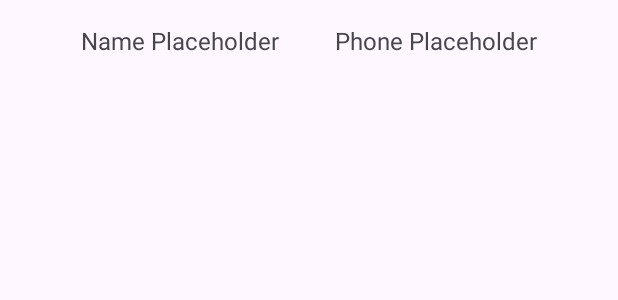
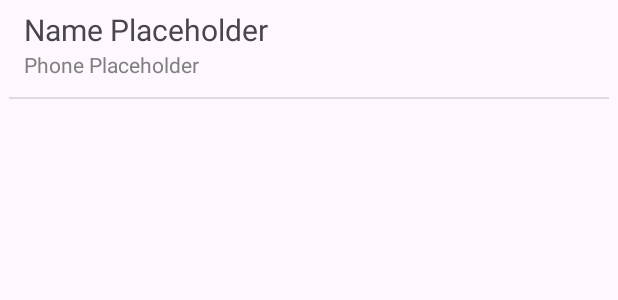
Before and after one commit to JunseoPark123/madcamp_androidproject1, an Android app: the layout item_contact.xml on its own in the app's theme, with its tools: preview values and no code run, on a phone screen of 412 x 824 dp. Shown: the top 300 px of the screen. Run offline under Robolectric (Android 15) with nearby library versions, the phone set to English and light mode, and no system bars.

Commit message:
전화번호 추가 기능 구현 완료. 전화번호부 디자인 일부분 완료.

```diff
--- a/app/src/main/res/layout/item_contact.xml
+++ b/app/src/main/res/layout/item_contact.xml
@@ -1,19 +1,20 @@
 <?xml version="1.0" encoding="utf-8"?>
 <androidx.constraintlayout.widget.ConstraintLayout xmlns:android="http://schemas.android.com/apk/res/android"
+    xmlns:app="http://schemas.android.com/apk/res-auto"
     xmlns:tools="http://schemas.android.com/tools"
     android:layout_width="match_parent"
     android:layout_height="wrap_content"
-    xmlns:app="http://schemas.android.com/apk/res-auto"
-    android:padding="16dp">
+    android:padding="6dp">
 
     <TextView
         android:id="@+id/textViewName"
         android:layout_width="wrap_content"
         android:layout_height="wrap_content"
+        android:layout_marginStart="10dp"
         android:text="Name Placeholder"
-        android:textSize="16sp"
-        app:layout_constraintBottom_toBottomOf="parent"
-        app:layout_constraintEnd_toStartOf="@id/textViewPhoneNumber"
+        android:textSize="20sp"
+        app:layout_constraintEnd_toEndOf="parent"
+        app:layout_constraintHorizontal_bias="0.0"
         app:layout_constraintStart_toStartOf="parent"
         app:layout_constraintTop_toTopOf="parent" />
 
@@ -21,11 +22,25 @@
         android:id="@+id/textViewPhoneNumber"
         android:layout_width="wrap_content"
         android:layout_height="wrap_content"
+        android:layout_marginStart="10dp"
         android:text="Phone Placeholder"
-        android:textSize="16sp"
+        android:textColor="#808080"
+        android:textSize="14sp"
+        app:layout_constraintEnd_toEndOf="parent"
+        app:layout_constraintHorizontal_bias="0.0"
+        app:layout_constraintStart_toStartOf="parent"
+        app:layout_constraintTop_toBottomOf="@+id/textViewName" />
+
+    <View
+        android:id="@+id/divider"
+        android:layout_width="409dp"
+        android:layout_height="1dp"
+        android:layout_marginTop="12dp"
+        android:background="?android:attr/listDivider"
         app:layout_constraintBottom_toBottomOf="parent"
         app:layout_constraintEnd_toEndOf="parent"
-        app:layout_constraintStart_toEndOf="@id/textViewName"
-        app:layout_constraintTop_toTopOf="parent" />
+        app:layout_constraintHorizontal_bias="0.0"
+        app:layout_constraintStart_toStartOf="parent"
+        app:layout_constraintTop_toBottomOf="@+id/textViewPhoneNumber" />
 
 </androidx.constraintlayout.widget.ConstraintLayout>
--- a/app/src/main/res/values/colors.xml
+++ b/app/src/main/res/values/colors.xml
@@ -2,4 +2,5 @@
 <resources>
     <color name="black">#FF000000</color>
     <color name="white">#FFFFFFFF</color>
+    <color name="gray">#444444</color>
 </resources>
```
Also changed, not shown: app/src/main/AndroidManifest.xml (+5 -2 lines), app/src/main/java/com/example/madcamp_androidproject/ContactActivity.kt (+6 -6 lines), app/src/main/java/com/example/madcamp_androidproject/itemFrameActivity.kt (added, +11 -0 lines), app/src/main/res/layout/activity_item_frame.xml (added, +20 -0 lines).
